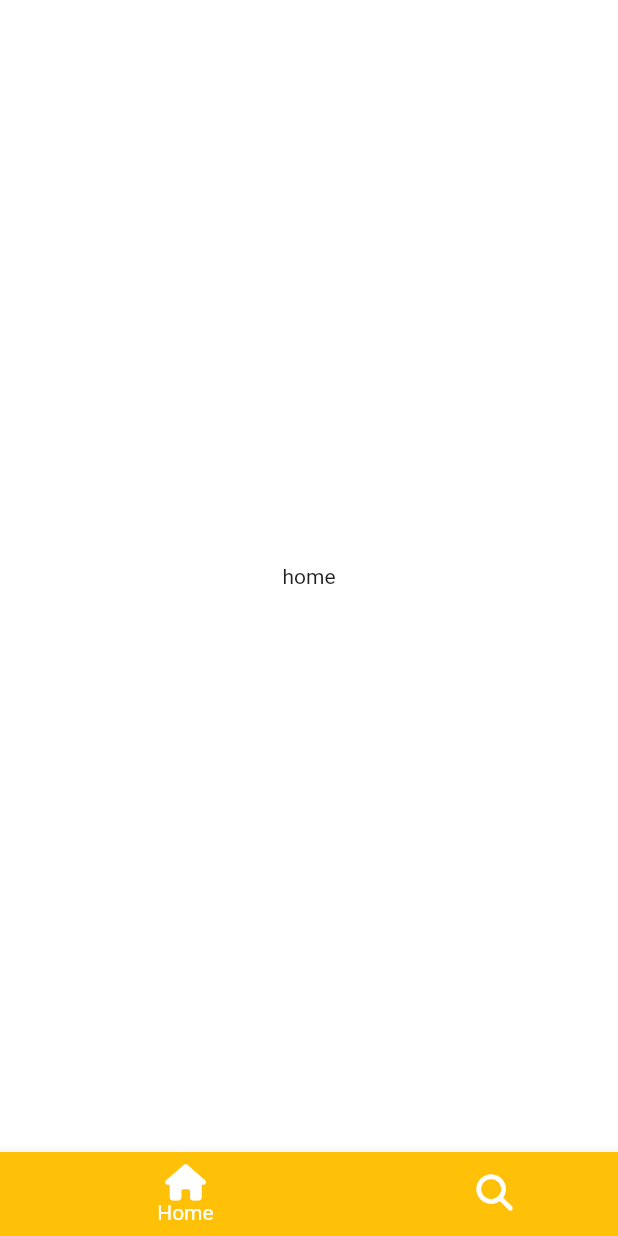
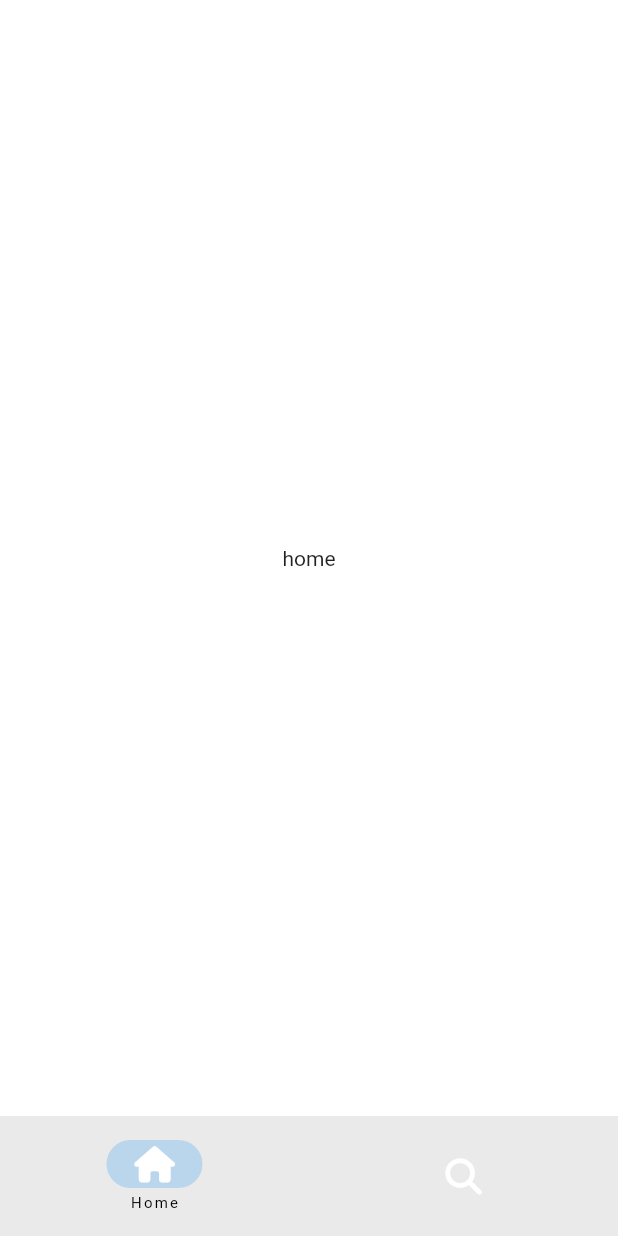
Before and after one commit to BathwithRadio/Flutter-NomadCoder-Tiktok, a Flutter app: the screen it shows after launch, on a phone screen of 412 x 824 dp. Run offline on Flutter 3.47's test engine with Material 2 defaults, Android fonts, the phone set to English and light mode, and no system bars; our stand-ins replace font_awesome_flutter.

Commit message:
NavigationBar

```diff
--- a/tiktok_clone/lib/features/main_navigation/main_navigation_screen.dart
+++ b/tiktok_clone/lib/features/main_navigation/main_navigation_screen.dart
@@ -30,23 +30,24 @@ class _MainNavigatoinScreenState extends State<MainNavigatoinScreen> {
   Widget build(BuildContext context) {
     return Scaffold(
       body: screens[_selectedIndex],
-      bottomNavigationBar: BottomNavigationBar(
-        type: BottomNavigationBarType.shifting,
-        currentIndex: _selectedIndex,
-        onTap: _onTap,
-        // selectedItemColor: Theme.of(context).primaryColor,
-        items: const [
-          BottomNavigationBarItem(
-            icon: FaIcon(FontAwesomeIcons.house),
+      bottomNavigationBar: NavigationBar(
+        labelBehavior: NavigationDestinationLabelBehavior.onlyShowSelected,
+        selectedIndex: _selectedIndex,
+        onDestinationSelected: _onTap,
+        destinations: const [
+          NavigationDestination(
+            icon: FaIcon(
+              FontAwesomeIcons.house,
+              color: Colors.white,
+            ),
             label: "Home",
-            tooltip: "What are you?",
-            backgroundColor: Colors.amber,
           ),
-          BottomNavigationBarItem(
-            icon: FaIcon(FontAwesomeIcons.magnifyingGlass),
+          NavigationDestination(
+            icon: FaIcon(
+              FontAwesomeIcons.magnifyingGlass,
+              color: Colors.white,
+            ),
             label: "Search",
-            tooltip: "What are you?",
-            backgroundColor: Colors.blue,
           ),
         ],
       ),
```
